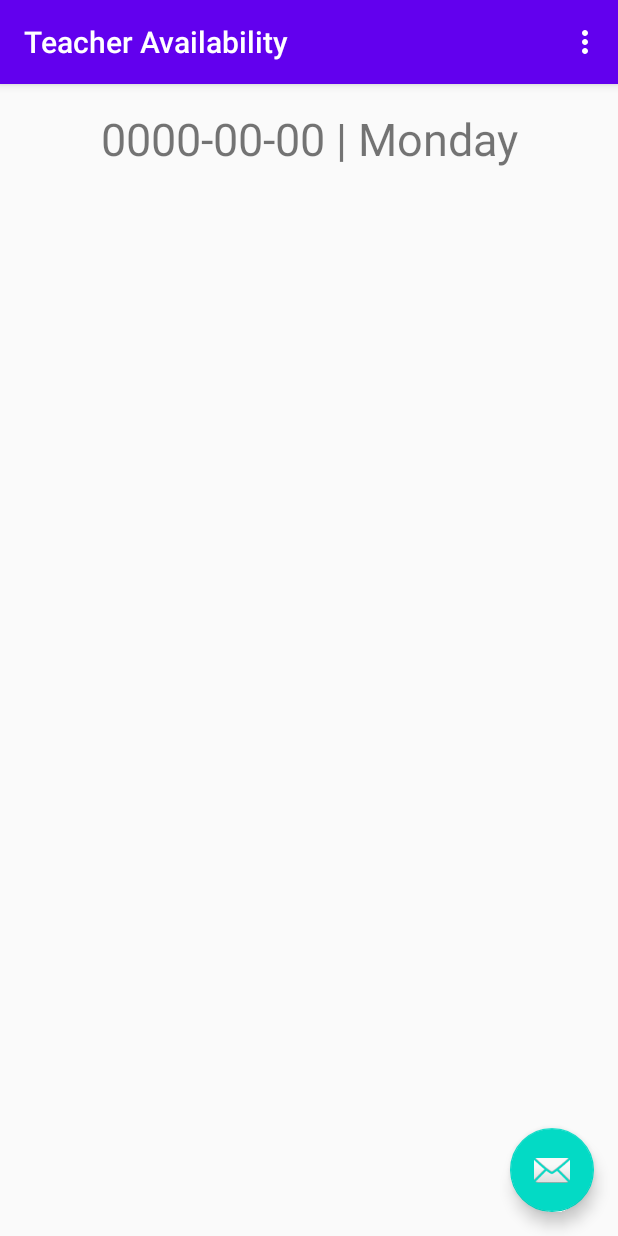
After one commit to ritzvik/Aveo, an Android app: the ThirdFragment screen opened through its navigation route, on a phone screen of 412 x 824 dp. The commit adds this screen. Run offline under Robolectric (Android 15) with nearby library versions, the phone set to English and light mode, and no system bars.

Commit message:
add a calender + third fragment

```diff
--- a/aveo_android/app/src/main/java/com/example/teacheravailability/SecondFragment.kt
+++ b/aveo_android/app/src/main/java/com/example/teacheravailability/SecondFragment.kt
@@ -6,7 +6,9 @@
 import android.view.View
 import android.view.ViewGroup
 import android.widget.Button
+import android.widget.CalendarView
 import android.widget.TextView
+import android.widget.Toast
 import androidx.navigation.fragment.findNavController
 import androidx.navigation.fragment.navArgs
 
@@ -32,5 +34,14 @@
         val tID = args.teacherIDArg
         view.findViewById<TextView>(R.id.teacherName).text = teacherName
 
+        val calender = view.findViewById<CalendarView>(R.id.calendarView)
+        calender.setOnDateChangeListener { calender, year, month, dayOfMonth ->
+            val dateString =
+                year.toString() + "-" + (month + 1).toString() + "-" + dayOfMonth.toString()
+
+            val action = SecondFragmentDirections.actionSecondFragmentToThirdFragment(dateString)
+            findNavController().navigate(action)
+        }
+
     }
 }
--- /dev/null
+++ b/aveo_android/app/src/main/java/com/example/teacheravailability/ThirdFragment.kt
@@ -0,0 +1,36 @@
+package com.example.teacheravailability
+
+import android.os.Bundle
+import androidx.fragment.app.Fragment
+import android.view.LayoutInflater
+import android.view.View
+import android.view.ViewGroup
+import android.widget.Button
+import android.widget.TextView
+import androidx.navigation.fragment.findNavController
+import androidx.navigation.fragment.navArgs
+import org.w3c.dom.Text
+
+/**
+ * A simple [Fragment] subclass as the second destination in the navigation.
+ */
+class ThirdFragment : Fragment() {
+
+    override fun onCreateView(
+        inflater: LayoutInflater, container: ViewGroup?,
+        savedInstanceState: Bundle?
+    ): View? {
+        // Inflate the layout for this fragment
+        return inflater.inflate(R.layout.fragment_third, container, false)
+    }
+
+    val args: ThirdFragmentArgs by navArgs()
+
+    override fun onViewCreated(view: View, savedInstanceState: Bundle?) {
+        super.onViewCreated(view, savedInstanceState)
+
+        val dateText = view.findViewById<TextView>(R.id.dateDisplay)
+        dateText.text = args.dateNday
+
+    }
+}
--- a/aveo_android/app/src/main/res/layout/fragment_second.xml
+++ b/aveo_android/app/src/main/res/layout/fragment_second.xml
@@ -29,4 +29,14 @@
         app:layout_constraintStart_toStartOf="parent"
         app:layout_constraintTop_toTopOf="parent" />
 
+    <CalendarView
+        android:id="@+id/calendarView"
+        android:layout_width="377dp"
+        android:layout_height="402dp"
+        android:layout_marginBottom="24dp"
+        app:layout_constraintBottom_toBottomOf="parent"
+        app:layout_constraintEnd_toEndOf="parent"
+        app:layout_constraintStart_toStartOf="parent"
+        app:layout_constraintTop_toTopOf="parent" />
+
 </androidx.constraintlayout.widget.ConstraintLayout>
--- /dev/null
+++ b/aveo_android/app/src/main/res/layout/fragment_third.xml
@@ -0,0 +1,19 @@
+<?xml version="1.0" encoding="utf-8"?>
+<androidx.constraintlayout.widget.ConstraintLayout xmlns:android="http://schemas.android.com/apk/res/android"
+    xmlns:app="http://schemas.android.com/apk/res-auto"
+    xmlns:tools="http://schemas.android.com/tools"
+    android:layout_width="match_parent"
+    android:layout_height="match_parent"
+    tools:context=".ThirdFragment">
+
+    <TextView
+        android:id="@+id/dateDisplay"
+        android:layout_width="wrap_content"
+        android:layout_height="wrap_content"
+        android:layout_marginTop="16dp"
+        android:text=""
+        android:textSize="30sp"
+        app:layout_constraintEnd_toEndOf="parent"
+        app:layout_constraintStart_toStartOf="parent"
+        app:layout_constraintTop_toTopOf="parent" />
+</androidx.constraintlayout.widget.ConstraintLayout>
--- a/aveo_android/app/src/main/res/navigation/nav_graph.xml
+++ b/aveo_android/app/src/main/res/navigation/nav_graph.xml
@@ -31,5 +31,18 @@
         <argument
             android:name="teacherIDArg"
             app:argType="integer" />
+        <action
+            android:id="@+id/action_SecondFragment_to_ThirdFragment"
+            app:destination="@id/ThirdFragment" />
+    </fragment>
+    <fragment
+        android:id="@+id/ThirdFragment"
+        android:name="com.example.teacheravailability.ThirdFragment"
+        android:label="Third Fragment"
+        tools:layout="@layout/fragment_third" >
+        <argument
+            android:name="dateNday"
+            app:argType="string"
+            android:defaultValue="0000-00-00 | Monday" />
     </fragment>
 </navigation>
```
